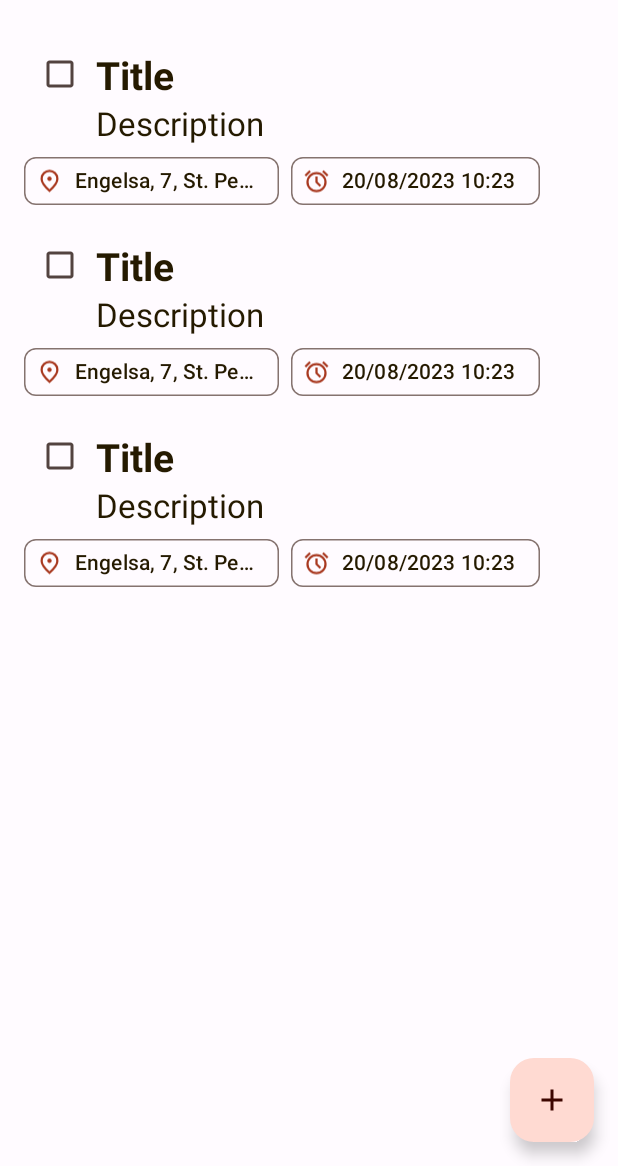
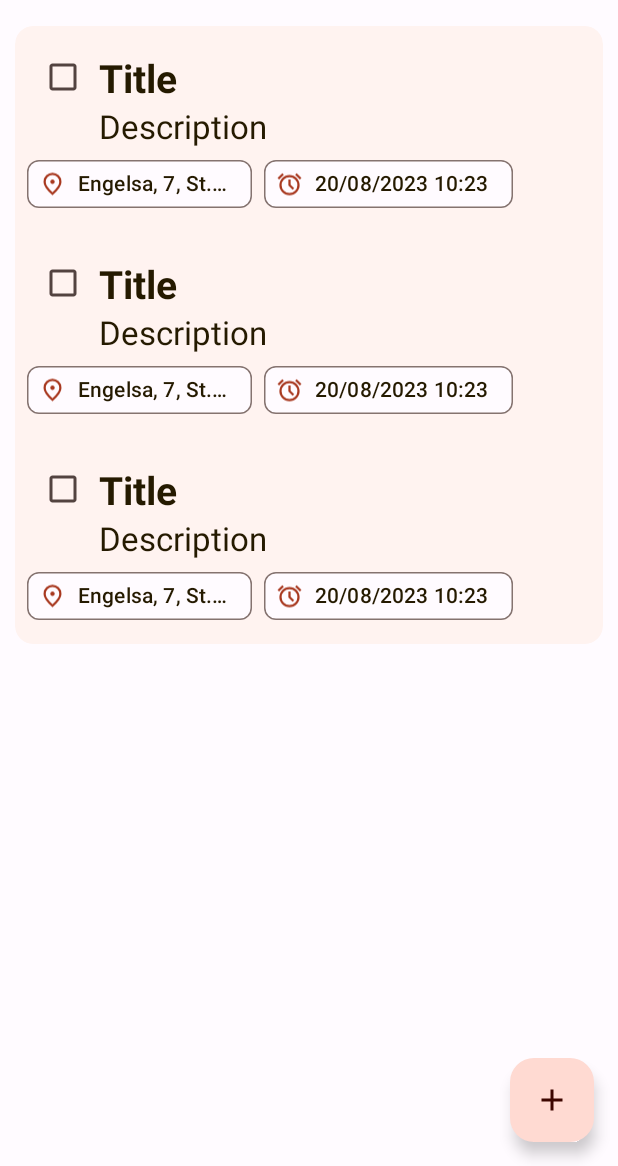
Before and after one commit to DenisKishkovich/Geofications, an Android app: the layout fragment_main.xml on its own in the app's theme, with its tools: preview values and no code run, on a phone screen of 412 x 824 dp, the part 70-1236 px from its top. Run offline under Robolectric (Android 15) with nearby library versions, the phone set to English and light mode, and no system bars.

Commit message:
Adjusted colors, changed recycler view's styling

```diff
--- a/app/src/main/res/layout/fragment_main.xml
+++ b/app/src/main/res/layout/fragment_main.xml
@@ -15,13 +15,23 @@
         android:layout_height="match_parent"
         android:fitsSystemWindows="true">
 
+        <com.google.android.material.card.MaterialCardView
+            android:layout_width="match_parent"
+            android:layout_height="wrap_content"
+            android:layout_marginStart="10dp"
+            android:layout_marginEnd="10dp"
+            android:layout_marginBottom="10dp"
+            style="?attr/materialCardViewFilledStyle"
+            app:layout_behavior="@string/appbar_scrolling_view_behavior">
+
         <androidx.recyclerview.widget.RecyclerView
             android:id="@+id/notif_list"
             android:layout_width="match_parent"
             android:layout_height="match_parent"
             app:layoutManager="androidx.recyclerview.widget.LinearLayoutManager"
-            tools:listitem="@layout/list_item"
-            app:layout_behavior="@string/appbar_scrolling_view_behavior"/>
+            tools:listitem="@layout/list_item" />
+
+        </com.google.android.material.card.MaterialCardView>
 
         <com.google.android.material.appbar.AppBarLayout
             android:layout_width="match_parent"
--- a/app/src/main/res/layout/list_item.xml
+++ b/app/src/main/res/layout/list_item.xml
@@ -21,13 +21,14 @@
     </data>
 
     <androidx.constraintlayout.widget.ConstraintLayout
-        android:id="@+id/list_item_container"
         android:layout_width="match_parent"
         android:layout_height="wrap_content"
         android:onClick="@{() -> clickListener.onClick(exactGeofication)}"
-        android:paddingStart="16dp"
-        android:paddingTop="8dp"
-        android:paddingEnd="16dp">
+        android:paddingStart="8dp"
+        android:paddingTop="10dp"
+        android:paddingEnd="10dp"
+        android:paddingBottom="8dp"
+        android:foreground="?attr/selectableItemBackgroundBorderless">
 
         <TextView
             android:id="@+id/title_textView"
@@ -86,7 +87,7 @@
                 android:checkable="false"
                 android:clickable="false"
                 android:ellipsize="end"
-                android:maxWidth="170dp"
+                android:maxWidth="150dp"
                 android:maxLines="1"
                 android:text="@{exactGeofication.locationString}"
                 app:chipIcon="@drawable/ic_location_on"
--- a/app/src/main/res/values/colors.xml
+++ b/app/src/main/res/values/colors.xml
@@ -66,11 +66,11 @@
     <color name="md_theme_light_surfaceContainerLow">#FFF7F4</color>
     <color name="md_theme_light_surfaceContainerLowest">#FFFAF7</color>
     <color name="md_theme_light_surfaceContainerHigh">#FFEEE6</color>
-    <color name="md_theme_light_surfaceContainerHighest">#FFF8F6</color>
+    <color name="md_theme_light_surfaceContainerHighest">#FFF3F0</color>
     <color name="md_theme_dark_surfaceContainer">#1C1A14</color>
     <color name="md_theme_dark_surfaceContainerLow">#12110D</color>
     <color name="md_theme_dark_surfaceContainerLowest">#050504</color>
     <color name="md_theme_dark_surfaceContainerHigh">#27241C</color>
-    <color name="md_theme_dark_surfaceContainerHighest">#403828</color>
+    <color name="md_theme_dark_surfaceContainerHighest">#3B7A462E</color>
 
 </resources>
```
